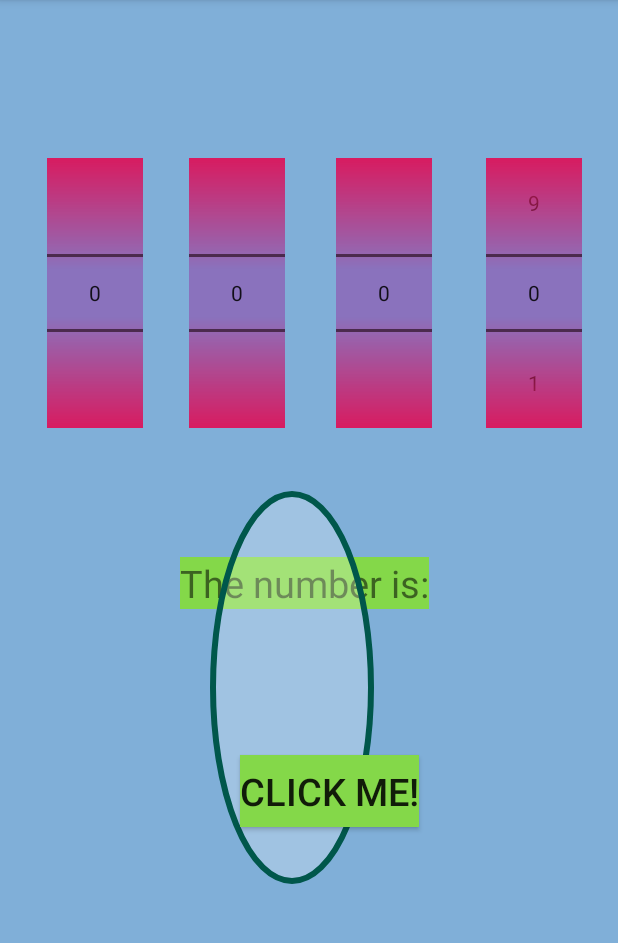
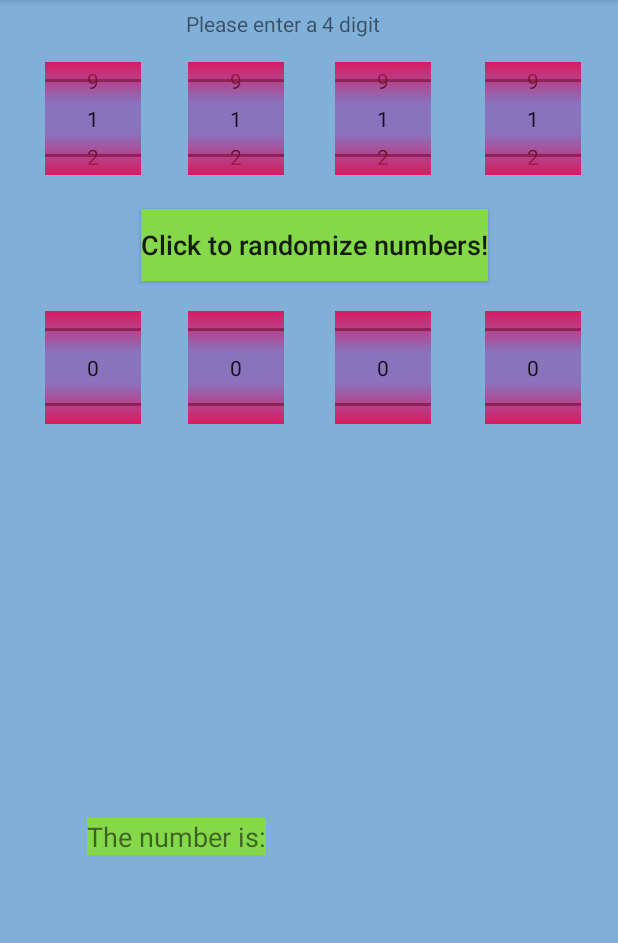
Before and after one commit to yangrhy/NumberGame, an Android app: the screen it shows after launch (MainActivity), on a phone screen of 412 x 824 dp, the part 84-1027 px from its top. Run offline under Robolectric (Android 15) with nearby library versions, the phone set to English and light mode, and no system bars.

Commit message:
Added number pickers for randomized number and button for randomizing

```diff
--- a/app/src/main/java/com/example/numbergame/MainActivity.java
+++ b/app/src/main/java/com/example/numbergame/MainActivity.java
@@ -11,7 +11,8 @@ import android.widget.TextView;
 public class MainActivity extends AppCompatActivity {
     Button startButton;
     TextView instructions, oval;
-    NumberPicker numPicker1, numPicker2, numPicker3, numPicker4;
+    NumberPicker numPicker1, numPicker2, numPicker3, numPicker4
+                , randomNumPicker1, randomNumPicker2, randomNumPicker3, randomNumPicker4;
     int num1, num2, num3, num4, sum;
 
     @Override
@@ -19,15 +20,36 @@ public class MainActivity extends AppCompatActivity {
         super.onCreate(savedInstanceState);
         setContentView(R.layout.activity_main);
         instructions = (TextView)findViewById(R.id.textViewAnswer);
-        startButton = (Button)findViewById(R.id.startButton);
+        startButton = (Button)findViewById(R.id.randomButton);
         numPicker1 = (NumberPicker)findViewById(R.id.numPicker1);
         numPicker2 = (NumberPicker)findViewById(R.id.numPicker2);
         numPicker3 = (NumberPicker)findViewById(R.id.numPicker3);
         numPicker4 = (NumberPicker)findViewById(R.id.numPicker4);
+        randomNumPicker1 = (NumberPicker)findViewById(R.id.randNumPicker1);
+        randomNumPicker2 = (NumberPicker)findViewById(R.id.randNumPicker2);
+        randomNumPicker3 = (NumberPicker)findViewById(R.id.randNumPicker3);
+        randomNumPicker4 = (NumberPicker)findViewById(R.id.randNumPicker4);
+
         oval = (TextView)findViewById(R.id.ovalShape); // set a textView into activity_main.xml to use this
 
-        numPicker1.setMinValue(0);
+        numPicker1.setMinValue(1);
         numPicker1.setMaxValue(9);
+        numPicker2.setMinValue(1);
+        numPicker2.setMaxValue(9);
+        numPicker3.setMinValue(1);
+        numPicker3.setMaxValue(9);
+        numPicker4.setMinValue(1);
+        numPicker4.setMaxValue(9);
+
 
     }
+
+    private class ButtonClick implements Button.OnClickListener {
+        public void onClick(View v) {
+            if (v.getId() == R.id.randomButton) {
+                int[]numArray = new int[4];
+
+            }
+        }
+    }
 }
--- a/app/src/main/res/layout/activity_main.xml
+++ b/app/src/main/res/layout/activity_main.xml
@@ -8,13 +8,69 @@
     tools:context=".MainActivity">
 
     <NumberPicker
+        android:id="@+id/randNumPicker1"
+        android:layout_width="wrap_content"
+        android:layout_height="75dp"
+        android:layout_alignParentStart="true"
+        android:layout_alignParentTop="true"
+        android:layout_marginStart="323dp"
+        android:layout_marginTop="207dp"
+        android:descendantFocusability="blocksDescendants"
+        android:background="@color/colorNumPicker"
+        android:solidColor="@color/colorAccent">
+
+    </NumberPicker>
+
+    <NumberPicker
+        android:id="@+id/randNumPicker2"
+        android:layout_width="wrap_content"
+        android:layout_height="75dp"
+        android:layout_alignParentStart="true"
+        android:layout_alignParentTop="true"
+        android:layout_marginStart="223dp"
+        android:layout_marginTop="207dp"
+        android:descendantFocusability="blocksDescendants"
+        android:background="@color/colorNumPicker"
+        android:solidColor="@color/colorAccent">
+
+    </NumberPicker>
+
+    <NumberPicker
+        android:id="@+id/randNumPicker3"
+        android:layout_width="wrap_content"
+        android:layout_height="75dp"
+        android:layout_alignParentStart="true"
+        android:layout_alignParentTop="true"
+        android:layout_marginStart="125dp"
+        android:layout_marginTop="207dp"
+        android:descendantFocusability="blocksDescendants"
+        android:background="@color/colorNumPicker"
+        android:solidColor="@color/colorAccent">
+
+    </NumberPicker>
+
+    <NumberPicker
+        android:id="@+id/randNumPicker4"
+        android:layout_width="wrap_content"
+        android:layout_height="75dp"
+        android:layout_alignParentStart="true"
+        android:layout_alignParentTop="true"
+        android:layout_marginStart="30dp"
+        android:layout_marginTop="207dp"
+        android:descendantFocusability="blocksDescendants"
+        android:background="@color/colorNumPicker"
+        android:solidColor="@color/colorAccent">
+
+    </NumberPicker>
+
+    <NumberPicker
         android:id="@+id/numPicker1"
         android:layout_width="wrap_content"
-        android:layout_height="wrap_content"
+        android:layout_height="75dp"
         android:layout_alignParentStart="true"
         android:layout_alignParentTop="true"
-        android:layout_marginStart="324dp"
-        android:layout_marginTop="105dp"
+        android:layout_marginStart="323dp"
+        android:layout_marginTop="41dp"
         android:background="@color/colorNumPicker"
         android:solidColor="@color/colorAccent">
 
@@ -23,11 +79,11 @@
     <NumberPicker
         android:id="@+id/numPicker2"
         android:layout_width="wrap_content"
-        android:layout_height="wrap_content"
+        android:layout_height="75dp"
         android:layout_alignParentStart="true"
         android:layout_alignParentTop="true"
-        android:layout_marginStart="224dp"
-        android:layout_marginTop="105dp"
+        android:layout_marginStart="223dp"
+        android:layout_marginTop="41dp"
         android:background="@color/colorNumPicker"
         android:solidColor="@color/colorAccent">
 
@@ -36,11 +92,11 @@
     <NumberPicker
         android:id="@+id/numPicker3"
         android:layout_width="wrap_content"
-        android:layout_height="wrap_content"
+        android:layout_height="75dp"
         android:layout_alignParentStart="true"
         android:layout_alignParentTop="true"
-        android:layout_marginStart="126dp"
-        android:layout_marginTop="105dp"
+        android:layout_marginStart="125dp"
+        android:layout_marginTop="41dp"
         android:background="@color/colorNumPicker"
         android:solidColor="@color/colorAccent">
 
@@ -49,11 +105,11 @@
     <NumberPicker
         android:id="@+id/numPicker4"
         android:layout_width="wrap_content"
-        android:layout_height="wrap_content"
+        android:layout_height="75dp"
         android:layout_alignParentStart="true"
         android:layout_alignParentTop="true"
-        android:layout_marginStart="31dp"
-        android:layout_marginTop="105dp"
+        android:layout_marginStart="30dp"
+        android:layout_marginTop="41dp"
         android:background="@color/colorNumPicker"
         android:solidColor="@color/colorAccent">
 
@@ -67,33 +123,47 @@
         android:layout_height="wrap_content"
         android:layout_alignParentStart="true"
         android:layout_alignParentTop="true"
-        android:layout_marginStart="120dp"
-        android:layout_marginTop="371dp"
+        android:layout_marginStart="58dp"
+        android:layout_marginTop="545dp"
         android:background="@color/colorAnswer"
         android:text="@string/answerText"
         android:textSize="@dimen/answerSize" />
 
     <Button
-        android:id="@+id/startButton"
+        android:id="@+id/randomButton"
         android:layout_width="wrap_content"
         android:layout_height="wrap_content"
         android:layout_alignParentStart="true"
         android:layout_alignParentTop="true"
-        android:layout_marginStart="160dp"
-        android:layout_marginTop="503dp"
+        android:layout_marginStart="94dp"
+        android:layout_marginTop="139dp"
         android:background="@color/colorAnswer"
+        android:fontFamily="sans-serif-medium"
         android:text="@string/buttonInfo"
+        android:textAllCaps="false"
         android:textSize="@dimen/answerSize" />
 
     <TextView
         android:id="@+id/ovalShape"
-        android:layout_width="109dp"
-        android:layout_height="262dp"
+        android:layout_width="97dp"
+        android:layout_height="139dp"
         android:layout_alignParentStart="true"
         android:layout_alignParentTop="true"
-        android:layout_marginStart="140dp"
-        android:layout_marginTop="327dp"
+        android:layout_marginStart="167dp"
+        android:layout_marginTop="538dp"
         android:background="@drawable/shape"
-        android:textSize="@dimen/answerSize" />
+        android:textSize="@dimen/answerSize"
+        android:visibility="invisible" />
+
+    <TextView
+        android:id="@+id/enterNumLabel"
+        android:layout_width="wrap_content"
+        android:layout_height="20dp"
+        android:layout_alignParentStart="true"
+        android:layout_alignParentTop="true"
+        android:layout_marginStart="124dp"
+        android:layout_marginTop="6dp"
+        android:ems="10"
+        android:text="Please enter a 4 digit number:" />
 
 </RelativeLayout>
--- a/app/src/main/res/values/dimens.xml
+++ b/app/src/main/res/values/dimens.xml
@@ -1,4 +1,4 @@
 <?xml version="1.0" encoding="utf-8"?>
 <resources>
-    <dimen name="answerSize">25sp</dimen>
+    <dimen name="answerSize">18sp</dimen>
 </resources>
--- a/app/src/main/res/values/strings.xml
+++ b/app/src/main/res/values/strings.xml
@@ -1,6 +1,6 @@
 <resources>
     <string name="app_name">NumberGame</string>
     <string name="answerText">The number is: </string>
-    <string name="buttonInfo">Click me!</string>
+    <string name="buttonInfo">Click to randomize numbers!</string>
 
 </resources>
```
